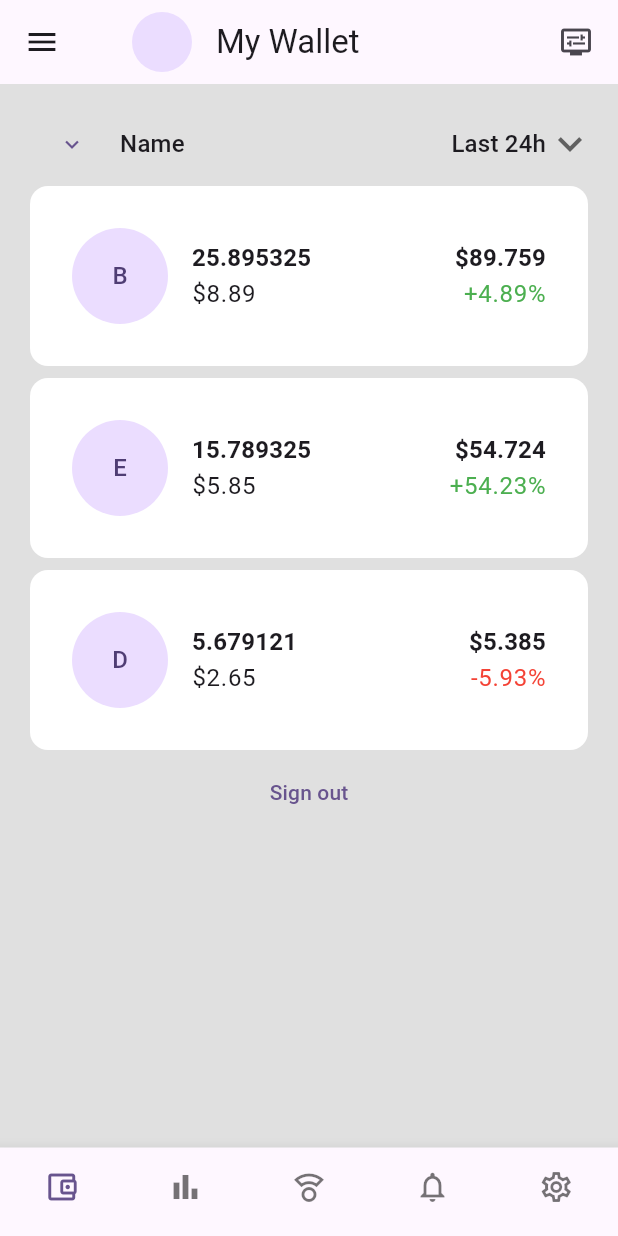
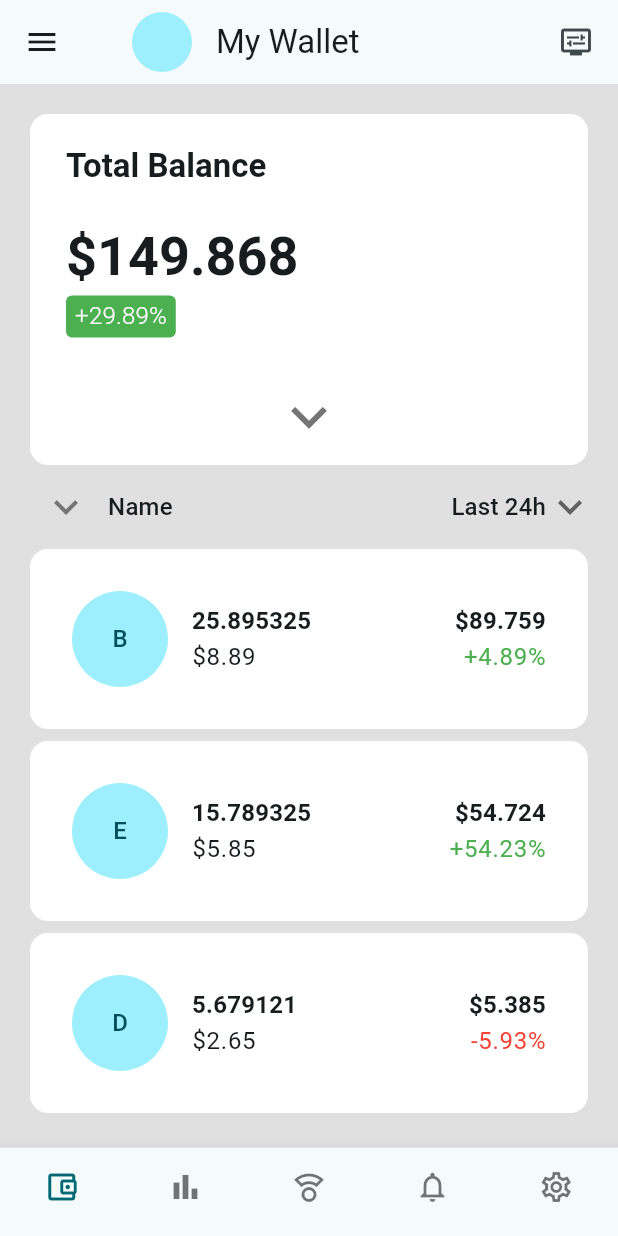
Before and after one commit to NotRayhaan/widget-fidgets, a Flutter app: the LandingScreen screen opened directly, on a phone screen of 412 x 824 dp. Run offline on Flutter 3.47's test engine with Material 3 defaults, Android fonts, the phone set to English and light mode, and no system bars; our stand-ins replace go_router.

Commit message:
expansiontile with list view

```diff
--- a/lesson1/lib/main.dart
+++ b/lesson1/lib/main.dart
@@ -22,7 +22,8 @@ class MyApp extends StatelessWidget {
     return MaterialApp.router(
       title: 'Flutter Demo',
       theme: ThemeData(
-        colorScheme: ColorScheme.fromSeed(seedColor: Colors.deepPurple),
+        dividerColor: Colors.transparent,
+        colorScheme: ColorScheme.fromSeed(seedColor: Colors.grey),
         useMaterial3: true,
       ),
       routerConfig: router,
--- a/lesson1/lib/src/ui/view/home.dart
+++ b/lesson1/lib/src/ui/view/home.dart
@@ -1,12 +1,21 @@
 import 'package:flutter/material.dart';
 import 'package:go_router/go_router.dart';
-import 'package:lesson1/src/ui/widget/item_card.dart';
+import 'package:lesson1/src/ui/widget/expanded_card.dart';
+import 'package:lesson1/src/ui/widget/crypto_card.dart';
+import 'package:lesson1/src/ui/widget/transfer_card.dart';
 
 List<Crypto> cryptos = [
   const Crypto("Bitcoin", 25.895325, 8.89, 89.759, 4.89),
   const Crypto("Ethereum", 15.789325, 5.85, 54.724, 54.23),
   const Crypto("Dogecoin", 5.679121, 2.65, 5.385, -5.93),
 ];
+List<Transfer> transfers = [
+  const Transfer(23.45, "15/02/24", "Jane Doe", false),
+  const Transfer(48.35, "17/02/25", "Abdul Aziz", true),
+  const Transfer(168.92, "10/02/24", "Himothy", false),
+];
+
+Balance myBalance = Balance(149.868, 29.89, transfers.map((transfer) => TransferCard(transfer: transfer)).toList());
 
 const sorts = ["Name", "Value", "Percentage"];
 
@@ -37,12 +46,18 @@ class _HomeViewState extends State<HomeView> {
   @override
   Widget build(BuildContext context) {
     return ListView(padding: const EdgeInsets.all(16), children: [
+      ExpandedCard(
+        myBalance: myBalance,
+      ),
       Row(
         mainAxisAlignment: MainAxisAlignment.spaceBetween,
         children: [
           Row(
             children: [
               TextButton(
+                  style: ButtonStyle(minimumSize: MaterialStateProperty.all(const Size(12, 12))).copyWith(
+                      iconColor: MaterialStateProperty.all(Colors.grey.shade600),
+                      iconSize: MaterialStateProperty.all(32)),
                   onPressed: () {
                     setState(() {
                       ascending = !ascending;
@@ -81,10 +96,9 @@ class _HomeViewState extends State<HomeView> {
         ],
       ),
       ...cryptos.map(
-        (currency) => SizedBox(
-            child: ItemCard(
+        (currency) => ItemCard(
           crypto: currency,
-        )),
+        ),
       ),
       TextButton(
           onPressed: () {
--- /dev/null
+++ b/lesson1/lib/src/ui/widget/expanded_card.dart
@@ -0,0 +1,110 @@
+import 'package:flutter/material.dart';
+import 'package:lesson1/src/ui/view/home.dart';
+
+class ExpandedCard extends StatefulWidget {
+  const ExpandedCard({super.key, required this.myBalance});
+  final Balance myBalance;
+
+  @override
+  State<ExpandedCard> createState() => _ExpandedCardState();
+}
+
+class _ExpandedCardState extends State<ExpandedCard> {
+  final ExpansionTileController controller = ExpansionTileController();
+  bool isExpanded = false;
+
+  @override
+  Widget build(BuildContext context) {
+    return Card(
+      elevation: 0,
+      color: Colors.white,
+      child: Column(
+        children: [
+          ExpansionTile(
+            onExpansionChanged: (expansionsState) {
+              setState(() {
+                isExpanded = expansionsState;
+              });
+            },
+            controller: controller,
+            trailing: Icon(null),
+            expandedCrossAxisAlignment: CrossAxisAlignment.start,
+            controlAffinity: ListTileControlAffinity.platform,
+            tilePadding: const EdgeInsets.symmetric(vertical: 12, horizontal: 24),
+            title: Padding(
+              padding: const EdgeInsets.only(bottom: 24),
+              child: Text(
+                "Total Balance",
+                style: Theme.of(context).textTheme.titleLarge?.copyWith(fontWeight: FontWeight.bold),
+              ),
+            ),
+            subtitle: Column(
+              crossAxisAlignment: CrossAxisAlignment.start,
+              children: [
+                Padding(
+                  padding: const EdgeInsets.only(bottom: 4),
+                  child: Text("\$${myBalance.value}",
+                      style: Theme.of(context).textTheme.displaySmall?.copyWith(fontWeight: FontWeight.bold)),
+                ),
+                Container(
+                    decoration: BoxDecoration(
+                        borderRadius: BorderRadius.circular(4),
+                        color: myBalance.percentage != 0
+                            ? myBalance.percentage > 0
+                                ? Colors.green
+                                : Colors.red
+                            : Colors.grey),
+                    child: Padding(
+                      padding: const EdgeInsets.symmetric(vertical: 2, horizontal: 6),
+                      child: Text(
+                        "${myBalance.percentage > 0 ? "+" : ''}${myBalance.percentage}%",
+                        style: Theme.of(context)
+                            .textTheme
+                            .titleMedium
+                            ?.copyWith(color: Colors.white, fontWeight: FontWeight.w300),
+                      ),
+                    )),
+              ],
+            ),
+            children: [
+              Padding(
+                padding: const EdgeInsets.only(left: 24, top: 12),
+                child: Text(
+                  "Scheduled Transfers",
+                  style: Theme.of(context).textTheme.titleLarge,
+                ),
+              ),
+              SizedBox(
+                height: 200,
+                child: Padding(
+                  padding: const EdgeInsets.symmetric(horizontal: 24, vertical: 8),
+                  child: ListView(
+                    children: myBalance.children,
+                  ),
+                ),
+              )
+            ],
+          ),
+          TextButton(
+              onPressed: () {
+                setState(() {
+                  isExpanded = !isExpanded;
+                });
+                controller.isExpanded ? controller.collapse() : controller.expand();
+              },
+              child: Icon(
+                isExpanded ? Icons.keyboard_arrow_up : Icons.keyboard_arrow_down,
+                size: 48,
+                color: Colors.black54,
+              ))
+        ],
+      ),
+    );
+  }
+}
+
+class Balance {
+  const Balance(this.value, this.percentage, this.children);
+  final List<Widget> children;
+  final double value, percentage;
+}
```
Also changed, not shown: lesson1/lib/src/ui/widget/transfer_card.dart (added, +44 -0 lines), lesson1/lib/src/ui/widget/crypto_card.dart (renamed from lesson1/lib/src/ui/widget/item_card.dart).
